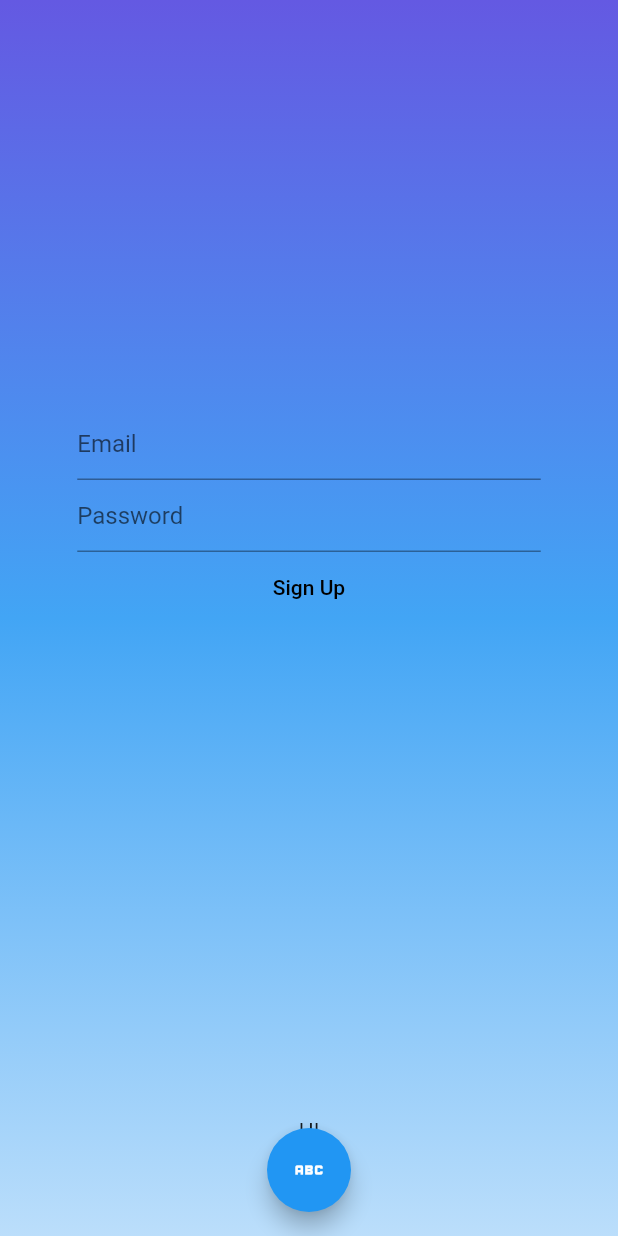
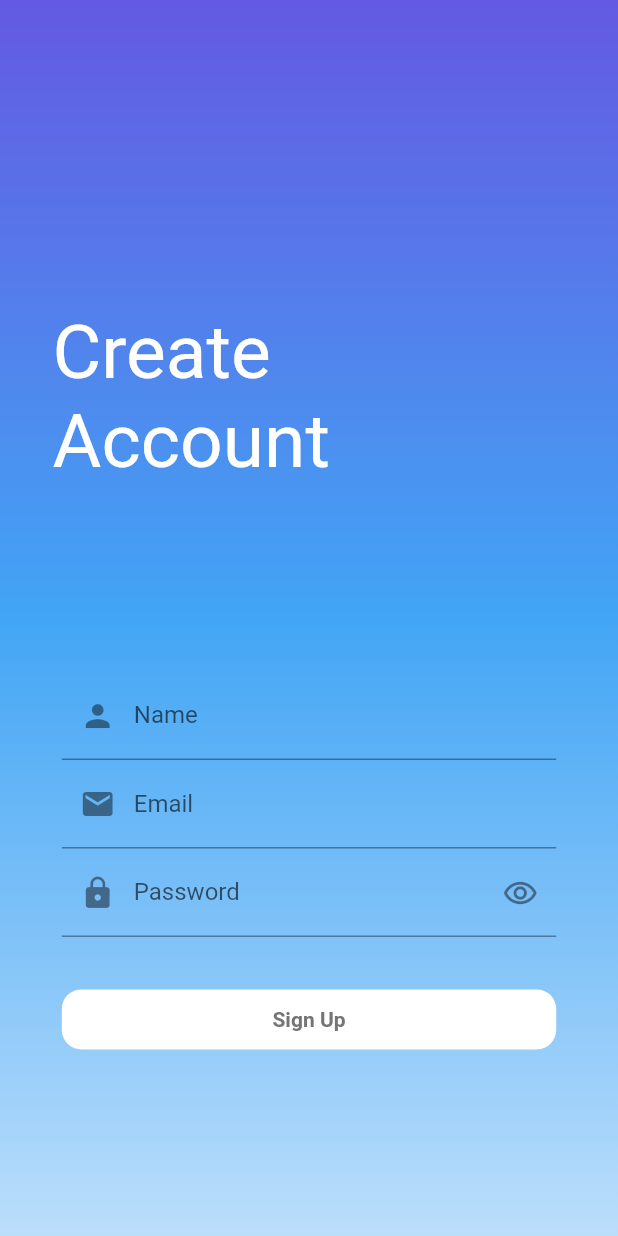
Before and after one commit to ak2417h/todo-app, a Flutter app: the screen it shows after launch, on a phone screen of 412 x 824 dp. Run offline on Flutter 3.47's test engine with Material 2 defaults, Android fonts, the phone set to English and light mode, and no system bars; our stand-ins replace cloud_firestore, firebase_auth, firebase_core; accounts and stored records are empty.

```diff
--- a/lib/signup.dart
+++ b/lib/signup.dart
@@ -1,3 +1,5 @@
+import 'package:cloud_firestore/cloud_firestore.dart';
+import 'package:firebase_core/firebase_core.dart';
 import 'package:flutter/material.dart';
 import 'package:firebase_auth/firebase_auth.dart';
 
@@ -9,8 +11,10 @@ class signup extends StatefulWidget {
 }
 
 class _signupState extends State<signup> {
+  String _name = "";
   String _email = "";
   String _pw = "";
+  bool hp = false;
 
   Future signupmethod() async {
     try {
@@ -22,13 +26,16 @@ class _signupState extends State<signup> {
       ScaffoldMessenger.of(context)
           .showSnackBar(SnackBar(content: Text(e.code)));
     }
+    final db = FirebaseFirestore.instance
+        .collection("user")
+        .doc(FirebaseAuth.instance.currentUser!.uid)
+        .set({"name": _name});
   }
 
   @override
   Widget build(BuildContext context) {
     return Scaffold(
       body: Container(
-        alignment: Alignment.center,
         decoration: BoxDecoration(
             gradient: LinearGradient(
           begin: Alignment.topCenter,
@@ -40,49 +47,108 @@ class _signupState extends State<signup> {
           ],
         )),
         child: Column(
+          mainAxisAlignment: MainAxisAlignment.start,
           children: [
             SizedBox(
-              height: MediaQuery.of(context).size.height * 0.33,
+              height: MediaQuery.of(context).size.height * 0.25,
             ),
             Container(
-              width: MediaQuery.of(context).size.width * 0.75,
+              alignment: Alignment.centerLeft,
+              margin: EdgeInsets.only(left: 35),
+              child: Text(
+                "Create\nAccount",
+                style: TextStyle(
+                  fontSize: 50,
+                  color: Colors.white,
+                ),
+              ),
+            ),
+            SizedBox(
+              height: MediaQuery.of(context).size.height * 0.15,
+            ),
+            Container(
+              alignment: Alignment.center,
+              width: MediaQuery.of(context).size.width * 0.8,
               child: TextField(
-                decoration: InputDecoration(hintText: "Email"),
+                decoration: InputDecoration(
+                  labelText: "Name",
+                  prefixIcon: Icon(
+                    Icons.person,
+                  ),
+                ),
+                onChanged: (value) => setState(() {
+                  _name = value;
+                }),
+              ),
+            ),
+            Container(
+              alignment: Alignment.center,
+              width: MediaQuery.of(context).size.width * 0.8,
+              child: TextField(
+                decoration: InputDecoration(
+                  labelText: "Email",
+                  prefixIcon: Icon(
+                    Icons.email,
+                  ),
+                ),
                 onChanged: (value) => setState(() {
                   _email = value;
                 }),
               ),
             ),
             Container(
-              width: MediaQuery.of(context).size.width * 0.75,
+              margin: EdgeInsets.only(bottom: 35),
+              alignment: Alignment.center,
+              width: MediaQuery.of(context).size.width * 0.8,
               child: TextField(
-                decoration: InputDecoration(hintText: "Password"),
+                obscureText: hp,
+                decoration: InputDecoration(
+                  labelText: "Password",
+                  prefixIcon: Icon(Icons.lock),
+                  suffixIcon: IconButton(
+                    icon: Icon(
+                      hp ? Icons.remove_red_eye : Icons.remove_red_eye_outlined,
+                    ),
+                    onPressed: () => setState(() {
+                      hp = !hp;
+                    }),
+                  ),
+                ),
                 onChanged: (value) => setState(() {
                   _pw = value;
                 }),
               ),
             ),
-            Container(
-                child: TextButton(
-                    onPressed: () => signupmethod(),
-                    child: Text(
-                      "Sign Up",
-                      style: TextStyle(color: Colors.black),
-                    ))),
             SizedBox(
-              height: MediaQuery.of(context).size.height * 0.4,
+              height: 40,
+              width: MediaQuery.of(context).size.width * 0.8,
+              child: TextButton(
+                style: TextButton.styleFrom(
+                  backgroundColor: Colors.white,
+                  shape: RoundedRectangleBorder(
+                    borderRadius: BorderRadius.circular(13),
+                  ),
+                ),
+                onPressed: () => signupmethod(),
+                child: Text(
+                  "Sign Up",
+                  style: TextStyle(
+                    color: Colors.grey[600],
+                    fontWeight: FontWeight.bold,
+                  ),
+                ),
+              ),
             ),
-            Container(
-              child: Text("HI"),
-            )
           ],
         ),
       ),
+      /*
       floatingActionButtonLocation: FloatingActionButtonLocation.centerFloat,
       floatingActionButton: FloatingActionButton(
         onPressed: () => null,
         child: Icon(Icons.abc),
       ),
+      */
     );
   }
 }
--- a/pubspec.yaml
+++ b/pubspec.yaml
@@ -37,6 +37,7 @@ dependencies:
   cupertino_icons: ^1.0.2
   firebase_core: ^2.7.0
   firebase_auth: ^4.2.9
+  cloud_firestore: ^4.4.3
 
 dev_dependencies:
   flutter_test:
```
Also changed, not shown: pubspec.lock, 3 other files.
